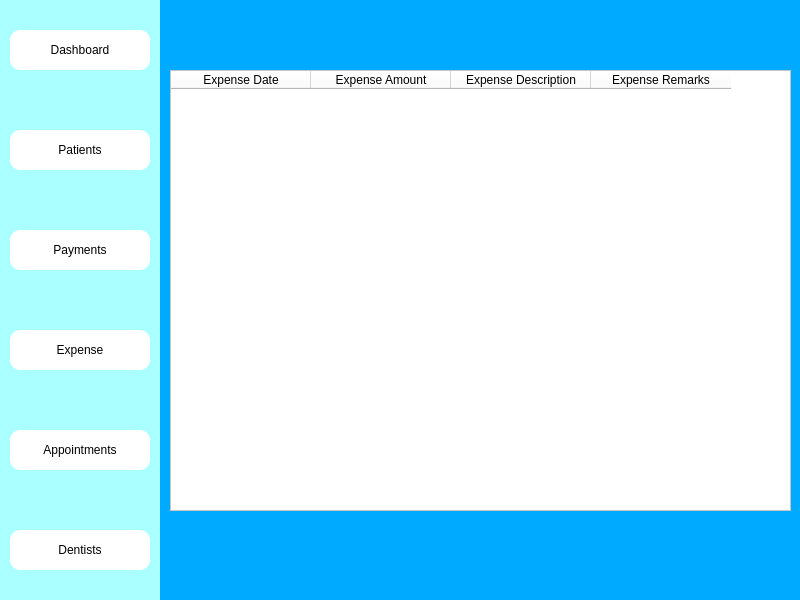
Fayadkhan8911/Medico-Desktop-App, file view_expense.ui: the form before one commit.
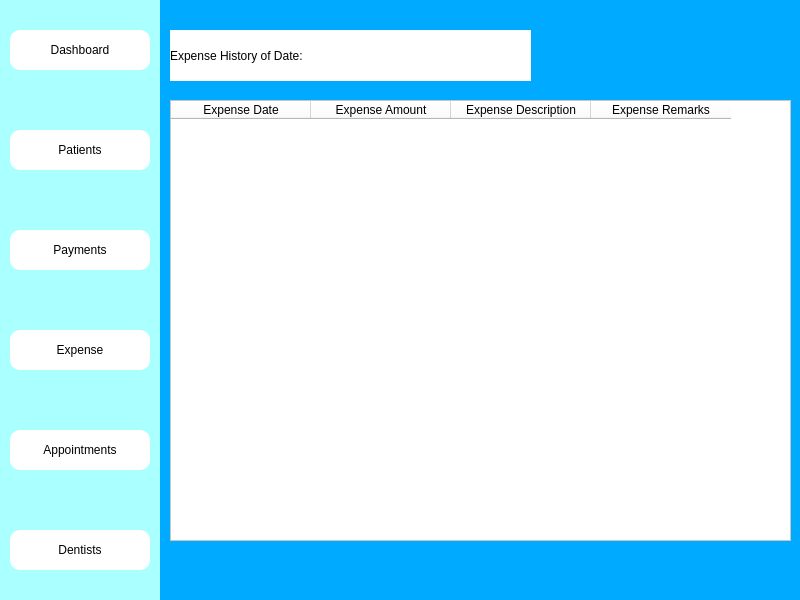
The form after the commit. Icons and pictures are not drawn.

Diff of the .ui file:
```diff
--- a/view_expense.ui
+++ b/view_expense.ui
@@ -183,7 +183,7 @@
    <property name="geometry">
     <rect>
      <x>170</x>
-     <y>70</y>
+     <y>100</y>
      <width>621</width>
      <height>441</height>
     </rect>
@@ -216,6 +216,23 @@
     </property>
    </column>
   </widget>
+  <widget class="QLabel" name="expense_title">
+   <property name="geometry">
+    <rect>
+     <x>170</x>
+     <y>30</y>
+     <width>361</width>
+     <height>51</height>
+    </rect>
+   </property>
+   <property name="styleSheet">
+    <string notr="true">font: 12pt &quot;MS Shell Dlg 2&quot;;
+background-color: rgb(255, 255, 255);</string>
+   </property>
+   <property name="text">
+    <string>Expense History of Date: </string>
+   </property>
+  </widget>
  </widget>
  <resources/>
  <connections/>
```
